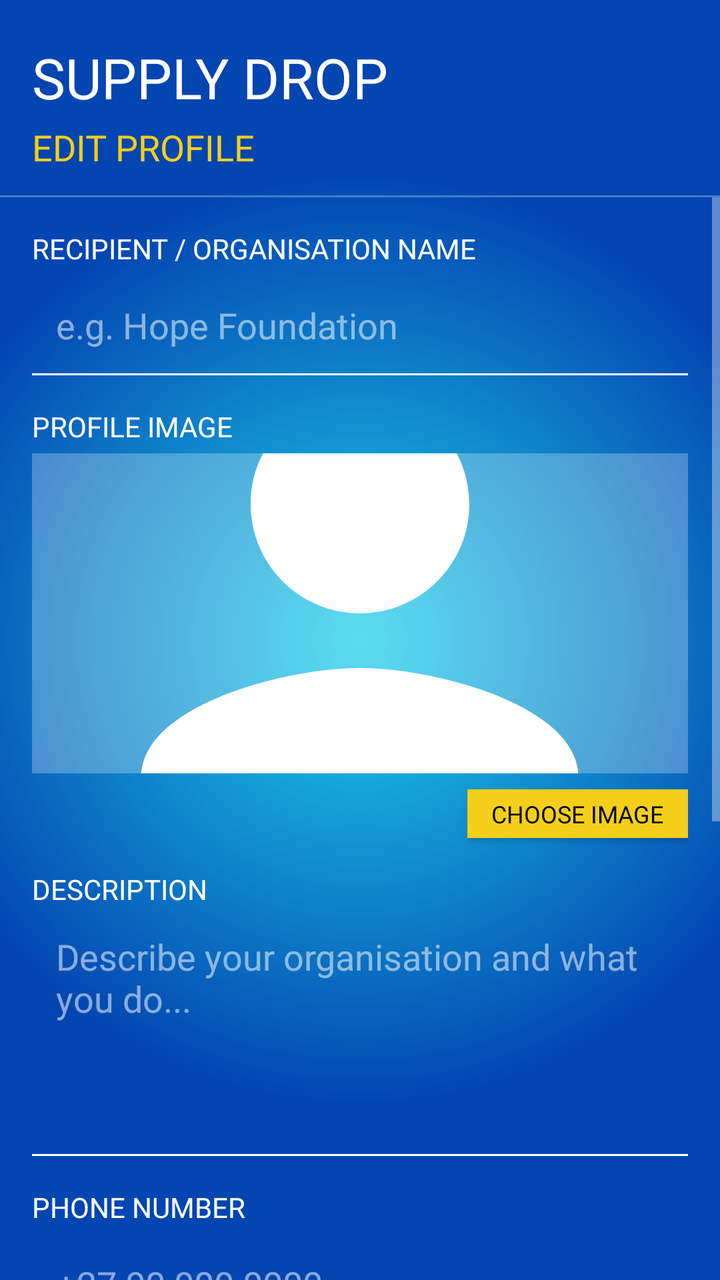
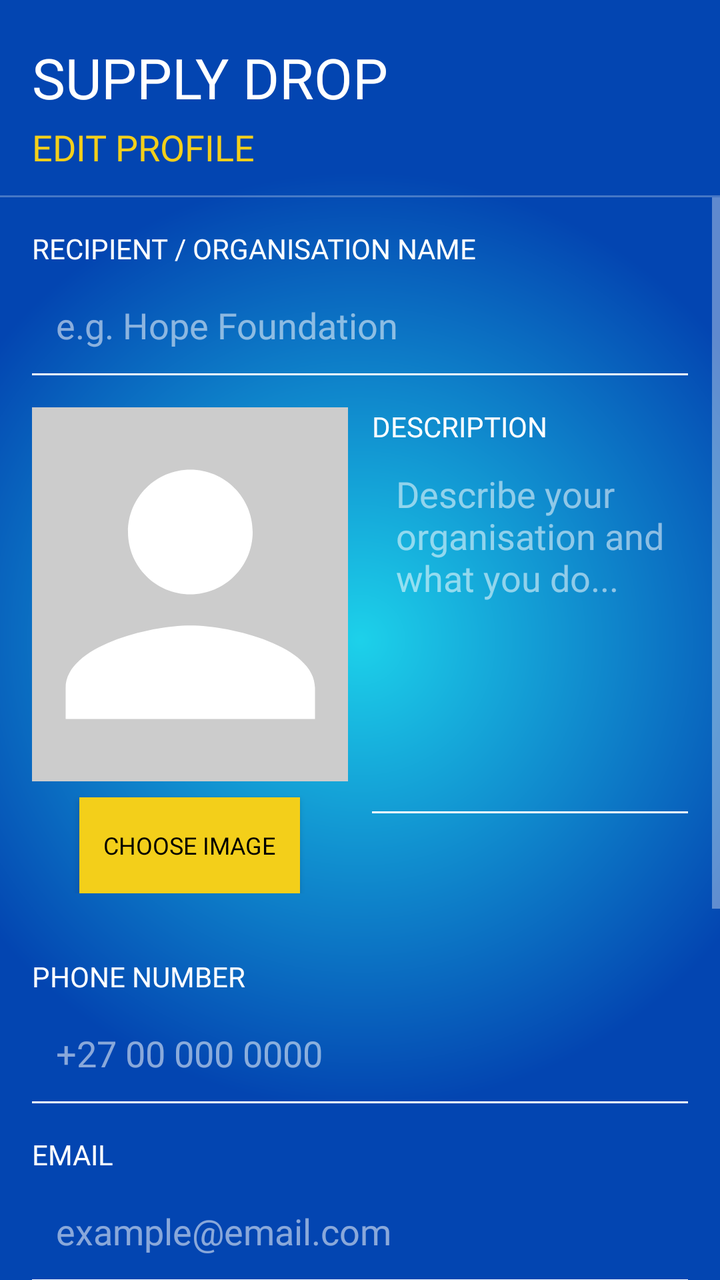

An Android layout rendered at two revisions. The XML below is the earlier revision; the diff shows what the commit changed to produce the second picture.
<!-- AndroidManifest.xml: application theme Theme.SupplyDrop -->
<!-- res/layout/activity_edit_profile.xml -->
<?xml version="1.0" encoding="utf-8"?>
<androidx.constraintlayout.widget.ConstraintLayout
    xmlns:android="http://schemas.android.com/apk/res/android"
    xmlns:app="http://schemas.android.com/apk/res-auto"
    android:layout_width="match_parent"
    android:layout_height="match_parent"
    android:background="@drawable/login_background">

    
    <TextView
        android:id="@+id/appTitleLbl"
        android:layout_width="match_parent"
        android:layout_height="wrap_content"
        android:fontFamily="@font/luckiest_guy"
        android:text="SUPPLY DROP"
        android:textColor="@color/white"
        android:textSize="28sp"
        android:paddingTop="20dp"
        android:paddingStart="16dp"
        android:paddingEnd="16dp"
        android:paddingBottom="4dp"
        app:layout_constraintTop_toTopOf="parent"
        app:layout_constraintStart_toStartOf="parent"
        app:layout_constraintEnd_toEndOf="parent"/>

    
    <TextView
        android:id="@+id/subTitleLbl"
        android:layout_width="match_parent"
        android:layout_height="wrap_content"
        android:fontFamily="@font/luckiest_guy"
        android:text="EDIT PROFILE"
        android:textColor="@color/yellow"
        android:textSize="18sp"
        android:paddingStart="16dp"
        android:paddingEnd="16dp"
        android:paddingBottom="12dp"
        app:layout_constraintTop_toBottomOf="@id/appTitleLbl"
        app:layout_constraintStart_toStartOf="parent"
        app:layout_constraintEnd_toEndOf="parent"/>

    
    <View
        android:id="@+id/divider"
        android:layout_width="match_parent"
        android:layout_height="1dp"
        android:background="#44ffffff"
        app:layout_constraintTop_toBottomOf="@id/subTitleLbl"
        app:layout_constraintStart_toStartOf="parent"
        app:layout_constraintEnd_toEndOf="parent"/>

    
    <ScrollView
        android:layout_width="match_parent"
        android:layout_height="0dp"
        app:layout_constraintTop_toBottomOf="@id/divider"
        app:layout_constraintBottom_toBottomOf="parent"
        app:layout_constraintStart_toStartOf="parent"
        app:layout_constraintEnd_toEndOf="parent">

        <LinearLayout
            android:layout_width="match_parent"
            android:layout_height="wrap_content"
            android:orientation="vertical"
            android:padding="16dp">

            
            <TextView
                android:layout_width="match_parent"
                android:layout_height="wrap_content"
                android:text="RECIPIENT / ORGANISATION NAME"
                android:textColor="@color/white"
                android:fontFamily="@font/luckiest_guy"
                android:textSize="14sp"
                android:paddingBottom="4dp"/>

            <EditText
                android:id="@+id/recipientNameEt"
                android:layout_width="match_parent"
                android:layout_height="50dp"
                android:background="@drawable/edittext_background"
                android:paddingStart="12dp"
                android:paddingEnd="12dp"
                android:hint="e.g. Hope Foundation"
                android:inputType="text"
                android:textColor="@color/white"
                android:textColorHint="#88ffffff"
                android:fontFamily="@font/luckiest_guy"/>

            
            <TextView
                android:layout_width="match_parent"
                android:layout_height="wrap_content"
                android:text="PROFILE IMAGE"
                android:textColor="@color/white"
                android:fontFamily="@font/luckiest_guy"
                android:textSize="14sp"
                android:paddingTop="16dp"
                android:paddingBottom="4dp"/>

            <ImageView
                android:id="@+id/profileImageView"
                android:layout_width="match_parent"
                android:layout_height="160dp"
                android:background="#44ffffff"
                android:scaleType="centerCrop"
                android:src="@drawable/account_circle"/>

            <Button
                android:id="@+id/changeImageBtn"
                android:layout_width="wrap_content"
                android:layout_height="wrap_content"
                android:layout_gravity="end"
                android:layout_marginTop="8dp"
                android:text="Choose Image"
                android:fontFamily="@font/luckiest_guy"
                android:textColor="@color/black"
                android:textSize="12sp"
                android:paddingStart="12dp"
                android:paddingEnd="12dp"
                android:paddingTop="4dp"
                android:paddingBottom="4dp"
                android:minHeight="0dp"
                android:minWidth="0dp"
                android:background="@color/yellow"
                app:backgroundTint="@null"/>

            
            <TextView
                android:layout_width="match_parent"
                android:layout_height="wrap_content"
                android:text="DESCRIPTION"
                android:textColor="@color/white"
                android:fontFamily="@font/luckiest_guy"
                android:textSize="14sp"
                android:paddingTop="16dp"
                android:paddingBottom="4dp"/>

            <EditText
                android:id="@+id/descriptionEt"
                android:layout_width="match_parent"
                android:layout_height="120dp"
                android:background="@drawable/edittext_background"
                android:paddingStart="12dp"
                android:paddingEnd="12dp"
                android:paddingTop="8dp"
                android:hint="Describe your organisation and what you do..."
                android:inputType="textMultiLine"
                android:gravity="top"
                android:textColor="@color/white"
                android:textColorHint="#88ffffff"
                android:fontFamily="@font/luckiest_guy"/>

            
            <TextView
                android:layout_width="match_parent"
                android:layout_height="wrap_content"
                android:text="PHONE NUMBER"
                android:textColor="@color/white"
                android:fontFamily="@font/luckiest_guy"
                android:textSize="14sp"
                android:paddingTop="16dp"
                android:paddingBottom="4dp"/>

            <EditText
                android:id="@+id/phoneEt"
                android:layout_width="match_parent"
                android:layout_height="50dp"
                android:background="@drawable/edittext_background"
                android:paddingStart="12dp"
                android:paddingEnd="12dp"
                android:hint="+27 00 000 0000"
                android:inputType="phone"
                android:textColor="@color/white"
                android:textColorHint="#88ffffff"
                android:fontFamily="@font/luckiest_guy"/>

            
            <TextView
                android:layout_width="match_parent"
                android:layout_height="wrap_content"
                android:text="EMAIL"
                android:textColor="@color/white"
                android:fontFamily="@font/luckiest_guy"
                android:textSize="14sp"
                android:paddingTop="16dp"
                android:paddingBottom="4dp"/>

            <EditText
                android:id="@+id/emailEt"
                android:layout_width="match_parent"
                android:layout_height="50dp"
                android:background="@drawable/edittext_background"
                android:paddingStart="12dp"
                android:paddingEnd="12dp"
                android:hint="example@email.com"
                android:inputType="textEmailAddress"
                android:textColor="@color/white"
                android:textColorHint="#88ffffff"
                android:fontFamily="@font/luckiest_guy"/>

            
            <TextView
                android:layout_width="match_parent"
                android:layout_height="wrap_content"
                android:text="WEBSITE (OPTIONAL)"
                android:textColor="@color/white"
                android:fontFamily="@font/luckiest_guy"
                android:textSize="14sp"
                android:paddingTop="16dp"
                android:paddingBottom="4dp"/>

            <EditText
                android:id="@+id/websiteEt"
                android:layout_width="match_parent"
                android:layout_height="50dp"
                android:background="@drawable/edittext_background"
                android:paddingStart="12dp"
                android:paddingEnd="12dp"
                android:hint="www.example.org"
                android:inputType="textWebEmailAddress"
                android:textColor="@color/white"
                android:textColorHint="#88ffffff"
                android:fontFamily="@font/luckiest_guy"/>

            
            <TextView
                android:layout_width="match_parent"
                android:layout_height="wrap_content"
                android:text="ADDRESS"
                android:textColor="@color/white"
                android:fontFamily="@font/luckiest_guy"
                android:textSize="14sp"
                android:paddingTop="16dp"
                android:paddingBottom="4dp"/>

            <EditText
                android:id="@+id/addressEt"
                android:layout_width="match_parent"
                android:layout_height="50dp"
                android:background="@drawable/edittext_background"
                android:paddingStart="12dp"
                android:paddingEnd="12dp"
                android:hint="123 Example Street, City, 1234"
                android:inputType="textPostalAddress"
                android:textColor="@color/white"
                android:textColorHint="#88ffffff"
                android:fontFamily="@font/luckiest_guy"/>

            
            <Button
                android:id="@+id/saveProfileBtn"
                android:layout_width="match_parent"
                android:layout_height="wrap_content"
                android:layout_marginTop="24dp"
                android:layout_marginBottom="16dp"
                android:text="SAVE PROFILE"
                android:fontFamily="@font/luckiest_guy"
                android:textColor="@color/black"
                android:textSize="16sp"
                android:background="@color/yellow"
                app:backgroundTint="@null"/>

        </LinearLayout>
    </ScrollView>

</androidx.constraintlayout.widget.ConstraintLayout>
<!-- resources referenced by this layout -->
<resources>
  <color name="black">#FF000000</color>
  <color name="white">#FFFFFFFF</color>
  <color name="yellow">#F3CF1A</color>
  <!-- drawable account_circle (drawable) -->
  <vector xmlns:android="http://schemas.android.com/apk/res/android"
      android:width="24dp"
      android:height="24dp"
      android:viewportWidth="24"
      android:viewportHeight="24">
      <path
          android:fillColor="#FFFFFF"
          android:pathData="M12,12c2.21,0 4,-1.79 4,-4s-1.79,-4 -4,-4 -4,1.79 -4,4 1.79,4 4,4zM12,14c-2.67,0 -8,1.34 -8,4v2h16v-2c0,-2.66 -5.33,-4 -8,-4z"/>
  </vector>
  <!-- drawable edittext_background (drawable) -->
  <?xml version="1.0" encoding="utf-8"?>
  <layer-list xmlns:android="http://schemas.android.com/apk/res/android">
      <item android:top="-3dp" android:bottom="-1dp" android:right="-3dp" android:left="-3dp">
          <shape android:shape="rectangle">
              <stroke android:width="2dp" android:color="@color/white"/>
          </shape>
      </item>
  </layer-list>
  <!-- drawable login_background (drawable) -->
  <?xml version="1.0" encoding="utf-8"?>
  <shape xmlns:android="http://schemas.android.com/apk/res/android">
      <gradient
          android:type="radial"
          android:gradientRadius="65%p"
          android:centerX="50%"
          android:centerY="50%"
          android:startColor="@color/lblue"
          android:endColor="@color/dblue">
  
      </gradient></shape>
  <style name="Theme.SupplyDrop" parent="Base.Theme.SupplyDrop" />
  <color name="lblue">#1DD1EA</color>
  <color name="dblue">#0345B1</color>
  <style name="Base.Theme.SupplyDrop" parent="Theme.AppCompat.NoActionBar">
          
          
      </style>
</resources>

<!-- the commit's change to res/layout/activity_edit_profile.xml (unified diff, before → after) -->
@@ -88,164 +88,180 @@
                 android:fontFamily="@font/luckiest_guy"/>
 
             
-            <TextView
-                android:layout_width="match_parent"
-                android:layout_height="wrap_content"
-                android:text="PROFILE IMAGE"
-                android:textColor="@color/white"
-                android:fontFamily="@font/luckiest_guy"
-                android:textSize="14sp"
-                android:paddingTop="16dp"
-                android:paddingBottom="4dp"/>
-
-            <ImageView
-                android:id="@+id/profileImageView"
-                android:layout_width="match_parent"
-                android:layout_height="160dp"
-                android:background="#44ffffff"
-                android:scaleType="centerCrop"
-                android:src="@drawable/account_circle"/>
-
-            <Button
-                android:id="@+id/changeImageBtn"
-                android:layout_width="wrap_content"
-                android:layout_height="wrap_content"
-                android:layout_gravity="end"
-                android:layout_marginTop="8dp"
-                android:text="Choose Image"
-                android:fontFamily="@font/luckiest_guy"
-                android:textColor="@color/black"
-                android:textSize="12sp"
-                android:paddingStart="12dp"
-                android:paddingEnd="12dp"
-                android:paddingTop="4dp"
-                android:paddingBottom="4dp"
-                android:minHeight="0dp"
-                android:minWidth="0dp"
-                android:background="@color/yellow"
-                app:backgroundTint="@null"/>
-
-            
-            <TextView
-                android:layout_width="match_parent"
-                android:layout_height="wrap_content"
-                android:text="DESCRIPTION"
-                android:textColor="@color/white"
-                android:fontFamily="@font/luckiest_guy"
-                android:textSize="14sp"
-                android:paddingTop="16dp"
-                android:paddingBottom="4dp"/>
-
-            <EditText
-                android:id="@+id/descriptionEt"
-                android:layout_width="match_parent"
-                android:layout_height="120dp"
-                android:background="@drawable/edittext_background"
-                android:paddingStart="12dp"
-                android:paddingEnd="12dp"
-                android:paddingTop="8dp"
-                android:hint="Describe your organisation and what you do..."
-                android:inputType="textMultiLine"
-                android:gravity="top"
-                android:textColor="@color/white"
-                android:textColorHint="#88ffffff"
-                android:fontFamily="@font/luckiest_guy"/>
-
-            
-            <TextView
-                android:layout_width="match_parent"
-                android:layout_height="wrap_content"
+            <LinearLayout
+                android:layout_width="match_parent"
+                android:layout_height="wrap_content"
+                android:orientation="horizontal"
+                android:layout_marginTop="16dp"
+                android:layout_marginBottom="16dp">
+
+                
+                <LinearLayout
+                    android:layout_width="0dp"
+                    android:layout_height="wrap_content"
+                    android:layout_weight="1"
+                    android:layout_marginEnd="12dp"
+                    android:gravity="center_horizontal"
+                    android:orientation="vertical">
+
+                    <ImageView
+                        android:id="@+id/profileImageView"
+                        android:layout_width="173dp"
+                        android:layout_height="187dp"
+                        android:background="#CCCCCC"
+                        android:scaleType="centerCrop"
+                        android:src="@drawable/account_circle" />
+
+                    <Button
+                        android:id="@+id/changeImageBtn"
+                        android:layout_width="wrap_content"
+                        android:layout_height="wrap_content"
+                        android:layout_marginTop="8dp"
+                        android:text="Choose Image"
+                        android:fontFamily="@font/luckiest_guy"
+                        android:textColor="@color/black"
+                        android:textSize="12sp"
+                        android:paddingStart="12dp"
+                        android:paddingEnd="12dp"
+                        android:paddingTop="4dp"
+                        android:paddingBottom="4dp"
+                        android:minHeight="48dp"
+                        android:minWidth="0dp"
+                        android:background="@color/yellow"
+                        app:backgroundTint="@null"/>
+
+                </LinearLayout>
+
+                
+                <LinearLayout
+                    android:layout_width="0dp"
+                    android:layout_height="wrap_content"
+                    android:layout_weight="1"
+                    android:orientation="vertical">
+
+                    <TextView
+                        android:layout_width="match_parent"
+                        android:layout_height="wrap_content"
+                        android:text="DESCRIPTION"
+                        android:textColor="@color/white"
+                        android:fontFamily="@font/luckiest_guy"
+                        android:textSize="14sp"
+                        android:paddingBottom="4dp"/>
+
+                    <EditText
+                        android:id="@+id/descriptionEt"
+                        android:layout_width="match_parent"
+                        android:layout_height="180dp"
+                        android:background="@drawable/edittext_background"
+                        android:paddingStart="12dp"
+                        android:paddingEnd="12dp"
+                        android:paddingTop="8dp"
+                        android:hint="Describe your organisation and what you do..."
+                        android:inputType="textMultiLine"
+                        android:gravity="top"
+                        android:textColor="@color/white"
+                        android:textColorHint="#88ffffff"
+                        android:fontFamily="@font/luckiest_guy"/>
+
+                </LinearLayout>
+
+            </LinearLayout>
+
+            
+            <TextView
+                android:layout_width="match_parent"
+                android:layout_height="wrap_content"
+                android:fontFamily="@font/luckiest_guy"
+                android:paddingTop="16dp"
+                android:paddingBottom="4dp"
                 android:text="PHONE NUMBER"
                 android:textColor="@color/white"
-                android:fontFamily="@font/luckiest_guy"
-                android:textSize="14sp"
-                android:paddingTop="16dp"
-                android:paddingBottom="4dp"/>
+                android:textSize="14sp" />
 
             <EditText
                 android:id="@+id/phoneEt"
                 android:layout_width="match_parent"
                 android:layout_height="50dp"
                 android:background="@drawable/edittext_background"
-                android:paddingStart="12dp"
-                android:paddingEnd="12dp"
+                android:fontFamily="@font/luckiest_guy"
                 android:hint="+27 00 000 0000"
                 android:inputType="phone"
-                android:textColor="@color/white"
-                android:textColorHint="#88ffffff"
-                android:fontFamily="@font/luckiest_guy"/>
-
-            
-            <TextView
-                android:layout_width="match_parent"
-                android:layout_height="wrap_content"
+                android:paddingStart="12dp"
+                android:paddingEnd="12dp"
+                android:textColor="@color/white"
+                android:textColorHint="#88ffffff" />
+
+            
+            <TextView
+                android:layout_width="match_parent"
+                android:layout_height="wrap_content"
+                android:fontFamily="@font/luckiest_guy"
+                android:paddingTop="16dp"
+                android:paddingBottom="4dp"
                 android:text="EMAIL"
                 android:textColor="@color/white"
-                android:fontFamily="@font/luckiest_guy"
-                android:textSize="14sp"
-                android:paddingTop="16dp"
-                android:paddingBottom="4dp"/>
+                android:textSize="14sp" />
 
             <EditText
                 android:id="@+id/emailEt"
                 android:layout_width="match_parent"
                 android:layout_height="50dp"
                 android:background="@drawable/edittext_background"
-                android:paddingStart="12dp"
-                android:paddingEnd="12dp"
+                android:fontFamily="@font/luckiest_guy"
                 android:hint="example@email.com"
                 android:inputType="textEmailAddress"
-                android:textColor="@color/white"
-                android:textColorHint="#88ffffff"
-                android:fontFamily="@font/luckiest_guy"/>
-
-            
-            <TextView
-                android:layout_width="match_parent"
-                android:layout_height="wrap_content"
+                android:paddingStart="12dp"
+                android:paddingEnd="12dp"
+                android:textColor="@color/white"
+                android:textColorHint="#88ffffff" />
+
+            
+            <TextView
+                android:layout_width="match_parent"
+                android:layout_height="wrap_content"
+                android:fontFamily="@font/luckiest_guy"
+                android:paddingTop="16dp"
+                android:paddingBottom="4dp"
                 android:text="WEBSITE (OPTIONAL)"
                 android:textColor="@color/white"
-                android:fontFamily="@font/luckiest_guy"
-                android:textSize="14sp"
-                android:paddingTop="16dp"
-                android:paddingBottom="4dp"/>
+                android:textSize="14sp" />
 
             <EditText
                 android:id="@+id/websiteEt"
                 android:layout_width="match_parent"
                 android:layout_height="50dp"
                 android:background="@drawable/edittext_background"
-                android:paddingStart="12dp"
-                android:paddingEnd="12dp"
+                android:fontFamily="@font/luckiest_guy"
                 android:hint="www.example.org"
                 android:inputType="textWebEmailAddress"
-                android:textColor="@color/white"
-                android:textColorHint="#88ffffff"
-                android:fontFamily="@font/luckiest_guy"/>
-
-            
-            <TextView
-                android:layout_width="match_parent"
-                android:layout_height="wrap_content"
+                android:paddingStart="12dp"
+                android:paddingEnd="12dp"
+                android:textColor="@color/white"
+                android:textColorHint="#88ffffff" />
+
+            
+            <TextView
+                android:layout_width="match_parent"
+                android:layout_height="wrap_content"
+                android:fontFamily="@font/luckiest_guy"
+                android:paddingTop="16dp"
+                android:paddingBottom="4dp"
                 android:text="ADDRESS"
                 android:textColor="@color/white"
-                android:fontFamily="@font/luckiest_guy"
-                android:textSize="14sp"
-                android:paddingTop="16dp"
-                android:paddingBottom="4dp"/>
+                android:textSize="14sp" />
 
             <EditText
                 android:id="@+id/addressEt"
                 android:layout_width="match_parent"
                 android:layout_height="50dp"
                 android:background="@drawable/edittext_background"
-                android:paddingStart="12dp"
-                android:paddingEnd="12dp"
+                android:fontFamily="@font/luckiest_guy"
                 android:hint="123 Example Street, City, 1234"
                 android:inputType="textPostalAddress"
-                android:textColor="@color/white"
-                android:textColorHint="#88ffffff"
-                android:fontFamily="@font/luckiest_guy"/>
+                android:paddingStart="12dp"
+                android:paddingEnd="12dp"
+                android:textColor="@color/white"
+                android:textColorHint="#88ffffff" />
 
             
             <Button
@@ -254,12 +270,12 @@
                 android:layout_height="wrap_content"
                 android:layout_marginTop="24dp"
                 android:layout_marginBottom="16dp"
+                android:background="@color/yellow"
+                android:fontFamily="@font/luckiest_guy"
                 android:text="SAVE PROFILE"
-                android:fontFamily="@font/luckiest_guy"
                 android:textColor="@color/black"
                 android:textSize="16sp"
-                android:background="@color/yellow"
-                app:backgroundTint="@null"/>
+                app:backgroundTint="@null" />
 
         </LinearLayout>
     </ScrollView>
